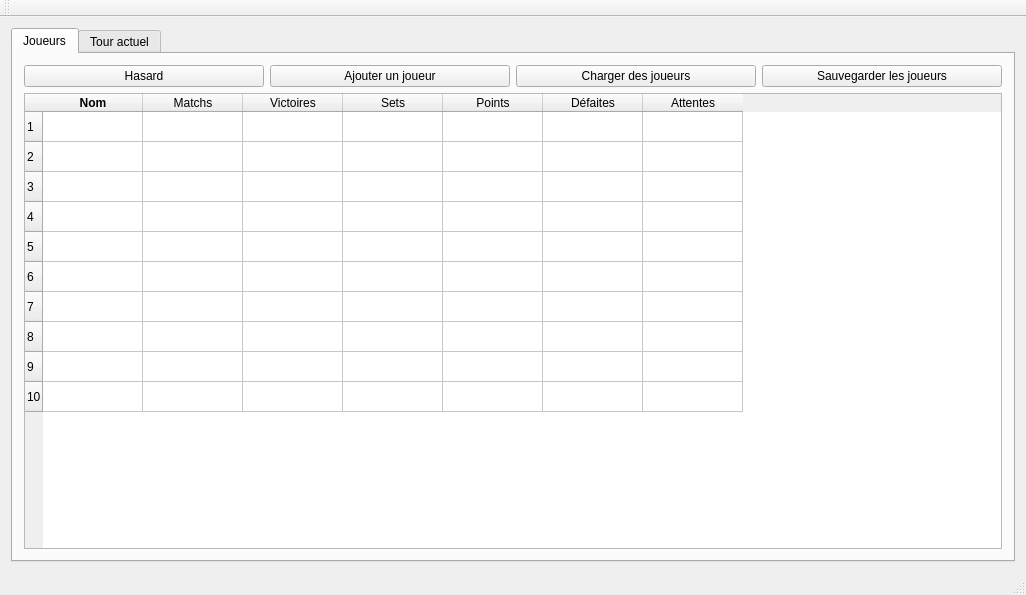
Before: the Qt Designer form mainwindow/mainwindow.ui in dsarrut/btm, drawn with Qt 5.
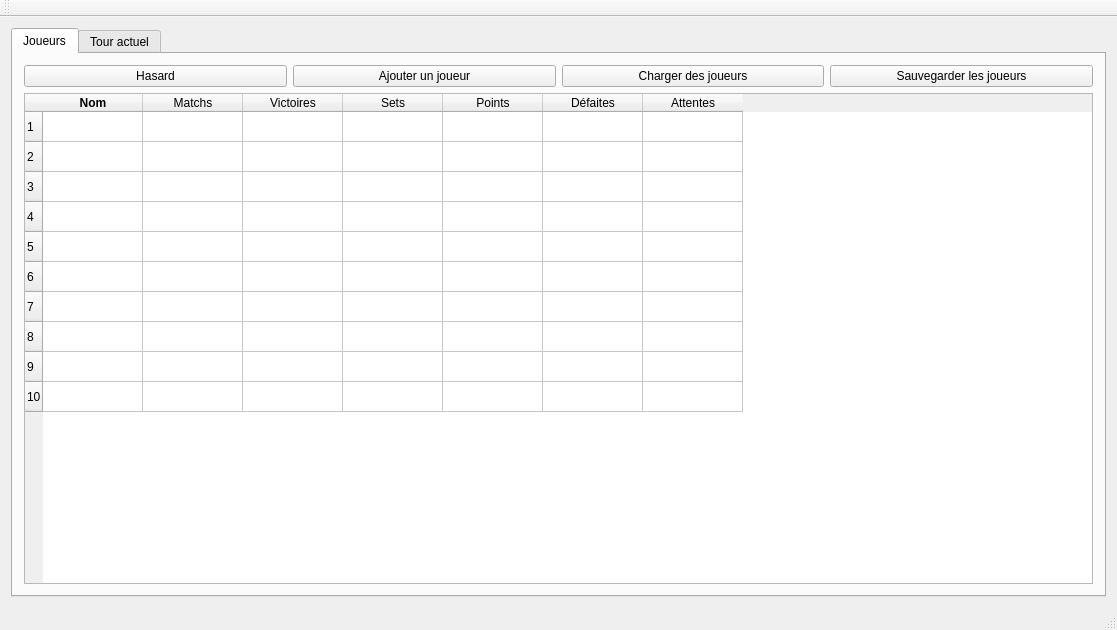
After: the same form once the commit is applied. Custom widgets are drawn as their Qt base class.

Patch:
```diff
--- a/mainwindow/mainwindow.ui
+++ b/mainwindow/mainwindow.ui
@@ -6,8 +6,8 @@
    <rect>
     <x>0</x>
     <y>0</y>
-    <width>1026</width>
-    <height>595</height>
+    <width>1117</width>
+    <height>630</height>
    </rect>
   </property>
   <property name="windowTitle">
```
Left out of the diff: 12 changed lines with no effect on the pictures.
